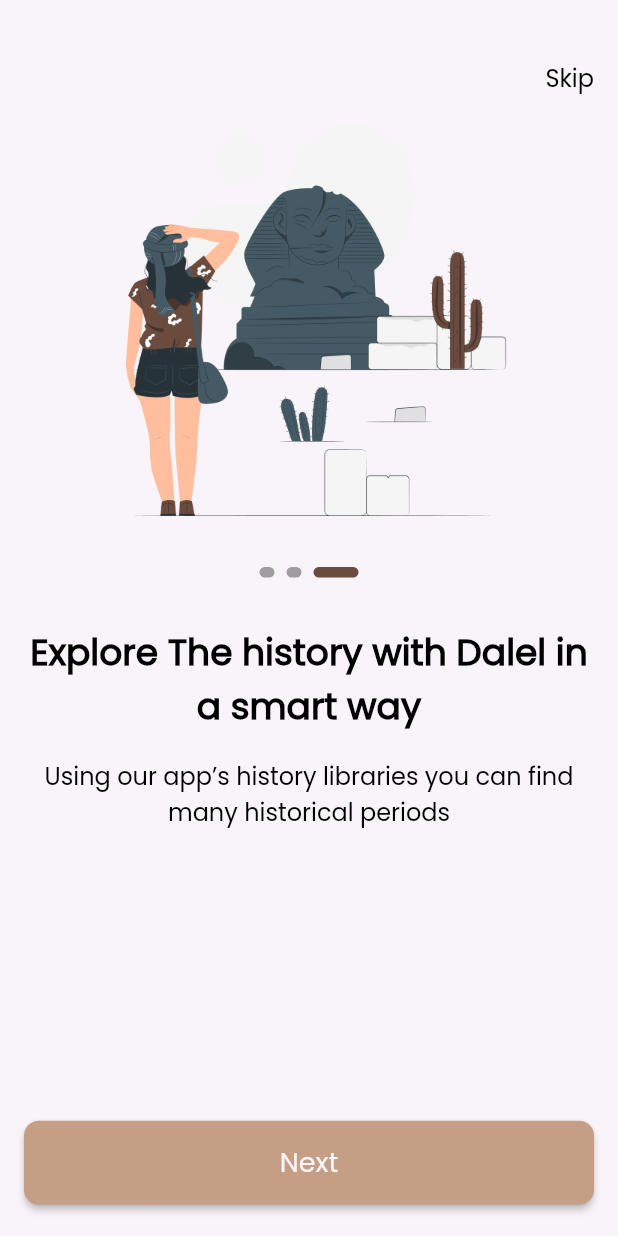
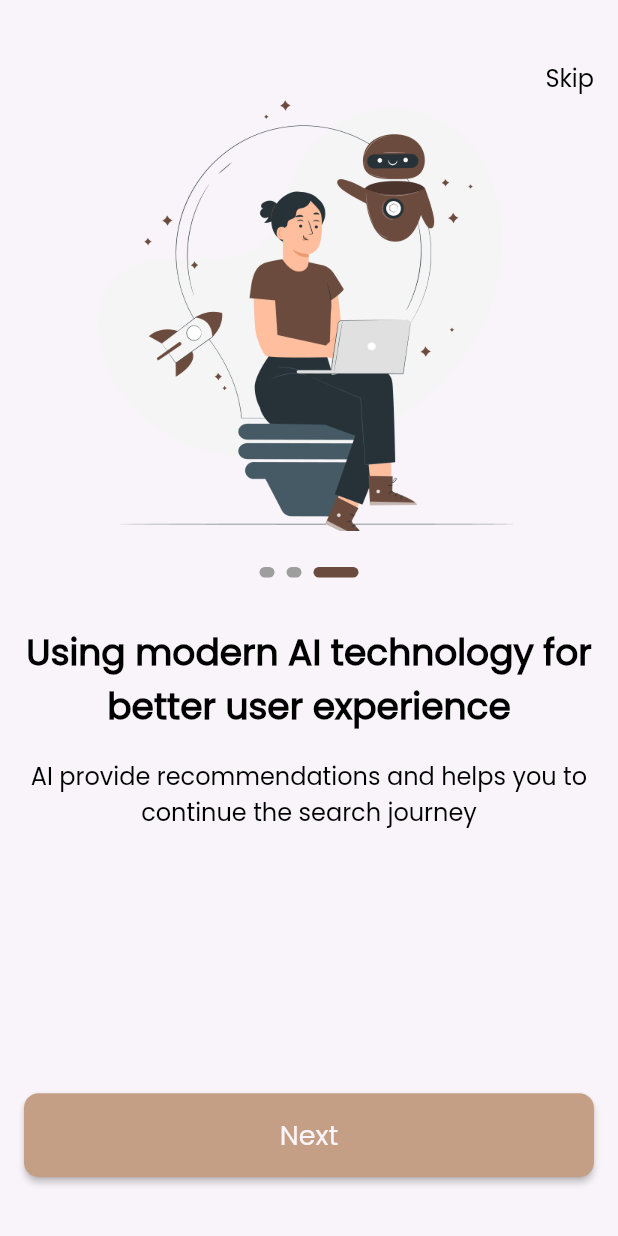
Before and after one commit to yassabadr4/new-dalel-app, a Flutter app: the screen it shows after launch, swiped to page 3, on a phone screen of 412 x 824 dp. Run offline on Flutter 3.47's test engine with Material 2 defaults, Android fonts, the phone set to English and light mode, and no system bars; drawn by our look-alikes of smooth_page_indicator; our stand-ins replace go_router.

Commit message:
create onBoarding model

```diff
--- /dev/null
+++ b/lib/features/on_boarding/data/models/on_boarding_model.dart
@@ -0,0 +1,31 @@
+import 'package:new_dalel_app/core/utiles/app_assets.dart';
+
+class OnBoardingModel {
+  final String imagePath;
+  final String title;
+  final String subTitle;
+
+  OnBoardingModel({
+    required this.imagePath,
+    required this.title,
+    required this.subTitle,
+  });
+}
+
+List<OnBoardingModel> onBoardingData = [
+  OnBoardingModel(
+      imagePath: AppAssets.onBoarding1,
+      title: 'Explore The history with Dalel in a smart way',
+      subTitle:
+          'Using our app’s history libraries you can find many historical periods'),
+  OnBoardingModel(
+      imagePath: AppAssets.onBoarding2,
+      title: 'From every place on earth',
+      subTitle:
+          'A big variety of ancient places from all over the world'),
+  OnBoardingModel(
+      imagePath: AppAssets.onBoarding3,
+      title: 'Using modern AI technology for better user experience',
+      subTitle:
+          'AI provide recommendations and helps you to continue the search journey'),
+];
--- a/lib/features/on_boarding/presentation/views/on_boarding_view.dart
+++ b/lib/features/on_boarding/presentation/views/on_boarding_view.dart
@@ -26,7 +26,7 @@
               /// media query for responsive
               /// i can use SizedBox also
               SizedBox(
-                height: MediaQuery.of(context).size.height /4.5,
+                height: MediaQuery.of(context).size.height /5,
               ),
               const CustomButton(text: AppStrings.next),
               const SizedBox(
--- a/lib/features/on_boarding/presentation/widgets/on_boarding_widget.dart
+++ b/lib/features/on_boarding/presentation/widgets/on_boarding_widget.dart
@@ -1,6 +1,7 @@
 import 'package:flutter/material.dart';
 import 'package:new_dalel_app/core/utiles/app_assets.dart';
 import 'package:new_dalel_app/core/utiles/app_text_styles.dart';
+import 'package:new_dalel_app/features/on_boarding/data/models/on_boarding_model.dart';
 import 'package:new_dalel_app/features/on_boarding/presentation/widgets/custom_smooth_page.dart';
 
 class OnBoardingWidgetBody extends StatelessWidget {
@@ -15,17 +16,17 @@
       child: PageView.builder(
         physics: const BouncingScrollPhysics(),
         controller: _controller,
-        itemCount: 3,
+        itemCount: onBoardingData.length,
         itemBuilder: (context, index) {
           return Column(
             children: [
               Container(
                 width: 343,
                 height: 290,
-                decoration: const BoxDecoration(
+                decoration: BoxDecoration(
                   image: DecorationImage(
                     image: AssetImage(
-                      AppAssets.onBoarding1,
+                      onBoardingData[index].imagePath,
                     ),
                     fit: BoxFit.fill
                   ),
@@ -39,7 +40,7 @@
                 height: 32,
               ),
               Text(
-                'Explore The history with Dalel in a smart way',
+                onBoardingData[index].title,
                 style: CustomTextStyles.poppins500style24
                     .copyWith(fontWeight: FontWeight.bold),
                 textAlign: TextAlign.center,
@@ -48,7 +49,7 @@
                 height: 16,
               ),
               Text(
-                'Using our app’s history libraries you can find many historical periods',
+                onBoardingData[index].subTitle,
                 maxLines: 2,
                 overflow: TextOverflow.ellipsis,
                 style: CustomTextStyles.poppins300style16,
```
